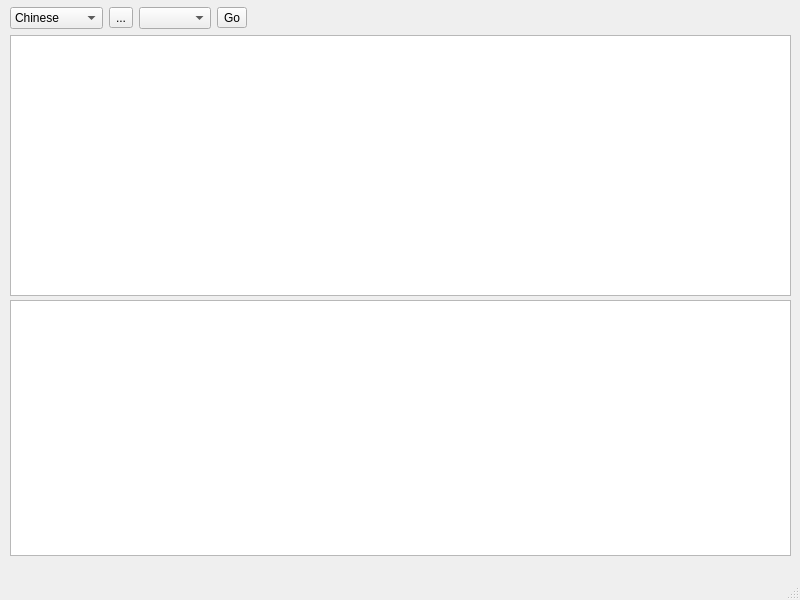
Old version of the form mainwindow.ui in the repository felmur/traduttore.
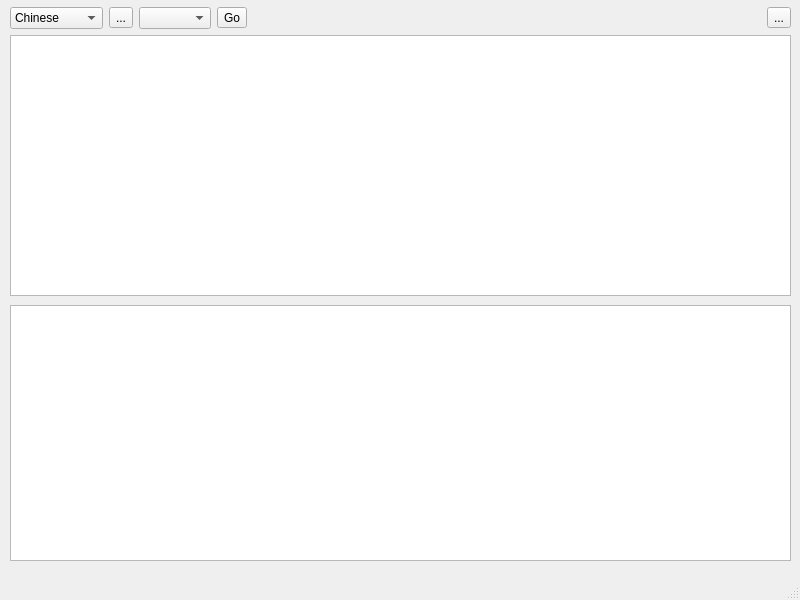
New version of the form. Icons and pictures are not drawn.

The edit to the form file:
```diff
--- a/mainwindow.ui
+++ b/mainwindow.ui
@@ -24,15 +24,18 @@
      </rect>
     </property>
    </widget>
-   <widget class="QTextEdit" name="telang1">
+   <widget class="QPlainTextEdit" name="telang1">
     <property name="geometry">
      <rect>
       <x>10</x>
-      <y>300</y>
+      <y>305</y>
       <width>781</width>
       <height>256</height>
      </rect>
     </property>
+    <property name="readOnly">
+     <bool>true</bool>
+    </property>
    </widget>
    <widget class="QWidget" name="horizontalLayoutWidget">
     <property name="geometry">
@@ -194,6 +197,19 @@
        </property>
       </spacer>
      </item>
+     <item>
+      <widget class="QToolButton" name="tbcopy">
+       <property name="toolTip">
+        <string>Copy Results</string>
+       </property>
+       <property name="text">
+        <string>...</string>
+       </property>
+       <property name="icon">
+        <iconset theme="QIcon::ThemeIcon::EditCopy"/>
+       </property>
+      </widget>
+     </item>
     </layout>
    </widget>
   </widget>
```
Left out of the diff: 57 changed lines with no effect on the pictures.
